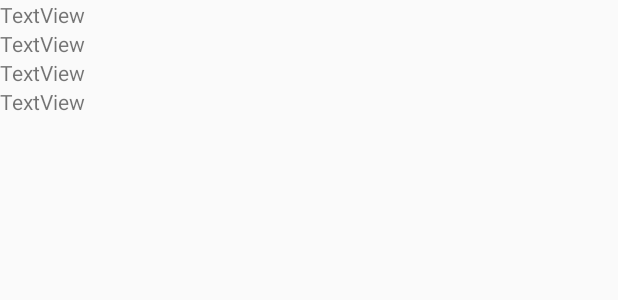
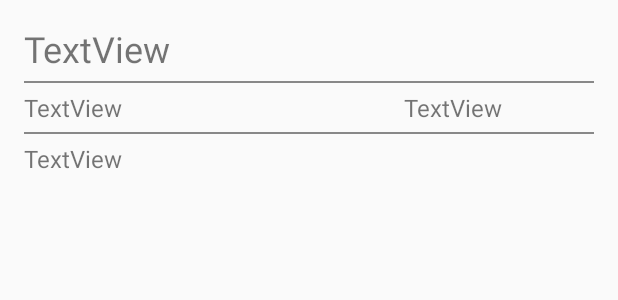
Before and after one commit to walkerwyl/email, an Android app: the layout message_detail_layout.xml on its own in the app's theme, with its tools: preview values and no code run, on a phone screen of 412 x 824 dp. Shown: the top 300 px of the screen. Run offline under Robolectric (Android 15) with nearby library versions, the phone set to English and light mode, and no system bars.

Commit message:
完善邮件的详情页 message_detail_layout.xml 调整邮件列表页面 list_item.xml 在数据存储不变的前提下, 使用模糊查询, 使得日期格式显示简略 HomeAdapter.java

```diff
--- a/app/src/main/java/com/swufe/email/MainActivity.java
+++ b/app/src/main/java/com/swufe/email/MainActivity.java
@@ -36,6 +36,7 @@ public class MainActivity extends AppCompatActivity {
 
         Intent intent = getIntent();
         Bundle bundle = intent.getExtras();
+        assert bundle != null;
         emailAddress = bundle.getString("email_address", "");
         Log.i(TAG, "onCreate: 获得当前用户的身份emailAddress=" + emailAddress);
 
--- a/app/src/main/java/com/swufe/email/MessageDetailActivity.java
+++ b/app/src/main/java/com/swufe/email/MessageDetailActivity.java
@@ -8,13 +8,16 @@ import android.content.Intent;
 import android.os.Bundle;
 import android.os.Handler;
 import android.os.Message;
+import android.util.Log;
 import android.widget.EditText;
 import android.widget.TextView;
 
+import com.swufe.email.data.GMTDate;
 import com.swufe.email.data.MyMessage;
 
 import org.litepal.LitePal;
 
+import java.util.Date;
 import java.util.List;
 
 public class MessageDetailActivity extends AppCompatActivity implements Runnable{
@@ -53,6 +56,7 @@ public class MessageDetailActivity extends AppCompatActivity implements Runnable
 
         detailSubject.setText(subjectString);
         detailFrom.setText(fromString);
+//        日期始终只显示需要的部分
         detailDate.setText(dateString);
 
 
@@ -75,7 +79,7 @@ public class MessageDetailActivity extends AppCompatActivity implements Runnable
     @Override
     public void run() {
 //        根据提供的信息查询, 返回最后显示在界面上
-        List<MyMessage> myMessageList = LitePal.where("sentDate = ?", dateString)
+        List<MyMessage> myMessageList = LitePal.where("subject = ? and sentDate like ?", subjectString, dateString + "%")
                 .limit(1)
                 .find(MyMessage.class);
         MyMessage myMessage = myMessageList.get(0);
--- a/app/src/main/java/com/swufe/email/ui/home/HomeAdapter.java
+++ b/app/src/main/java/com/swufe/email/ui/home/HomeAdapter.java
@@ -40,7 +40,7 @@ public class HomeAdapter extends ArrayAdapter {
         TextView textFrom = itemView.findViewById(R.id.text_from);
 
         textSubject.setText(map.get("ItemSubject"));
-        textDate.setText(map.get("ItemDate"));
+        textDate.setText(map.get("ItemDate").substring(0, 10));
         textFrom.setText(map.get("ItemFrom"));
 
         return itemView;
--- a/app/src/main/res/layout/message_detail_layout.xml
+++ b/app/src/main/res/layout/message_detail_layout.xml
@@ -4,6 +4,7 @@
     xmlns:tools="http://schemas.android.com/tools"
     android:layout_width="match_parent"
     android:layout_height="match_parent"
+    android:padding="16dp"
     android:orientation="vertical"
     tools:context=".MessageDetailActivity">
 
@@ -11,24 +12,58 @@
         android:id="@+id/text_detail_subject"
         android:layout_width="match_parent"
         android:layout_height="wrap_content"
-        android:text="TextView" />
+        android:layout_marginBottom="5dp"
+        android:text="TextView"
+        android:textSize="24sp"
+        />
 
-    <TextView
-        android:id="@+id/text_detail_from"
+    <View
+        android:layout_width="match_parent"
+        android:layout_height="1dp"
+        android:layout_marginBottom="5dp"
+        android:background="@color/colorGray"
+        />
+
+    <LinearLayout
         android:layout_width="match_parent"
         android:layout_height="wrap_content"
-        android:text="TextView" />
+        android:orientation="horizontal"
+        android:layout_marginBottom="5dp"
+        >
 
-    <TextView
-        android:id="@+id/text_detail_date"
+        <TextView
+            android:id="@+id/text_detail_from"
+            android:layout_width="match_parent"
+            android:layout_height="wrap_content"
+            android:layout_weight="1"
+            android:text="TextView"
+            android:textSize="16sp"
+            />
+
+        <TextView
+            android:id="@+id/text_detail_date"
+            android:layout_width="match_parent"
+            android:layout_height="wrap_content"
+            android:layout_weight="2"
+            android:text="TextView"
+            android:textSize="16sp"
+            />
+
+    </LinearLayout>
+
+    <View
         android:layout_width="match_parent"
-        android:layout_height="wrap_content"
-        android:text="TextView" />
+        android:layout_height="1dp"
+        android:layout_marginBottom="5dp"
+        android:background="@color/colorGray"
+        />
 
     <TextView
         android:id="@+id/text_detail_body"
         android:layout_width="match_parent"
         android:layout_height="wrap_content"
-        android:text="TextView" />
+        android:text="TextView"
+        android:textSize="16sp"
+        />
 
 </LinearLayout>
```
Also changed, not shown: app/src/main/java/com/swufe/email/ChooseFileActivity.java (added, +13 -0 lines), app/src/main/java/com/swufe/email/data/GMTDate.java (+4 -3 lines), app/src/main/java/com/swufe/email/data/MyMessage.java (+1 -9 lines), app/src/main/res/layout/choose_file_layout.xml (added, +10 -0 lines), app/src/main/res/layout/list_item.xml (+7 -6 lines).
